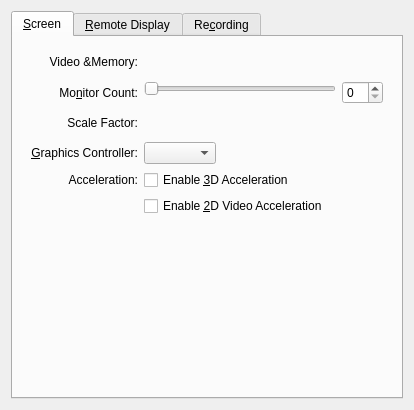
jljuxgm/vboxgit, file vbox/src/VBox/Frontends/VirtualBox/src/settings/machine/UIMachineSettingsDisplay.ui: the form before one commit.
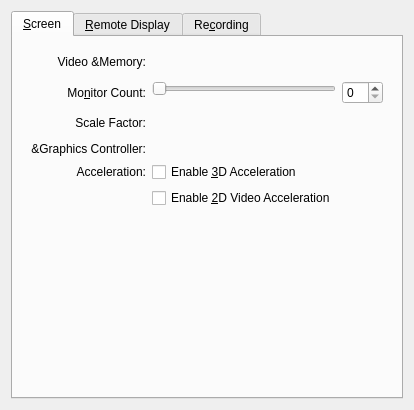
The form after the commit. Custom widgets are drawn as their Qt base class.

```diff
--- a/vbox/src/VBox/Frontends/VirtualBox/src/settings/machine/UIMachineSettingsDisplay.ui
+++ b/vbox/src/VBox/Frontends/VirtualBox/src/settings/machine/UIMachineSettingsDisplay.ui
@@ -144,34 +144,11 @@
            </widget>
           </item>
           <item row="6" column="1" colspan="2">
-           <layout class="QHBoxLayout">
-            <item>
-             <widget class="QComboBox" name="m_pComboGraphicsControllerType" >
-              <property name="sizePolicy" >
-               <sizepolicy vsizetype="Fixed" hsizetype="Minimum" >
-                <horstretch>0</horstretch>
-                <verstretch>0</verstretch>
-               </sizepolicy>
-              </property>
-              <property name="whatsThis" >
-               <string>Selects the graphics adapter type the virtual machine will use.</string>
-              </property>
-             </widget>
-            </item>
-            <item>
-             <spacer name="m_pSpacerHorizontalGraphicsAdapterType">
-              <property name="orientation">
-               <enum>Qt::Horizontal</enum>
-              </property>
-              <property name="sizeHint" stdset="0">
-               <size>
-                <width>0</width>
-                <height>0</height>
-               </size>
-              </property>
-             </spacer>
-            </item>
-           </layout>
+           <widget class="UIGraphicsControllerEditor" name="m_pGraphicsControllerEditor" >
+            <property name="whatsThis" >
+             <string>Selects the graphics adapter type the virtual machine will use.</string>
+            </property>
+           </widget>
           </item>
           <item row="7" column="0">
            <widget class="QLabel" name="m_pLabelVideoOptions">
@@ -772,6 +749,11 @@
    <extends>QWidget</extends>
    <header>UIFilmContainer.h</header>
   </customwidget>
+  <customwidget>
+   <class>UIGraphicsControllerEditor</class>
+   <extends>QWidget</extends>
+   <header>UIGraphicsControllerEditor.h</header>
+  </customwidget>
   <customwidget>
    <class>UIScaleFactorEditor</class>
    <extends>QWidget</extends>
```
Left out of the diff: 5 changed lines with no effect on the pictures.
